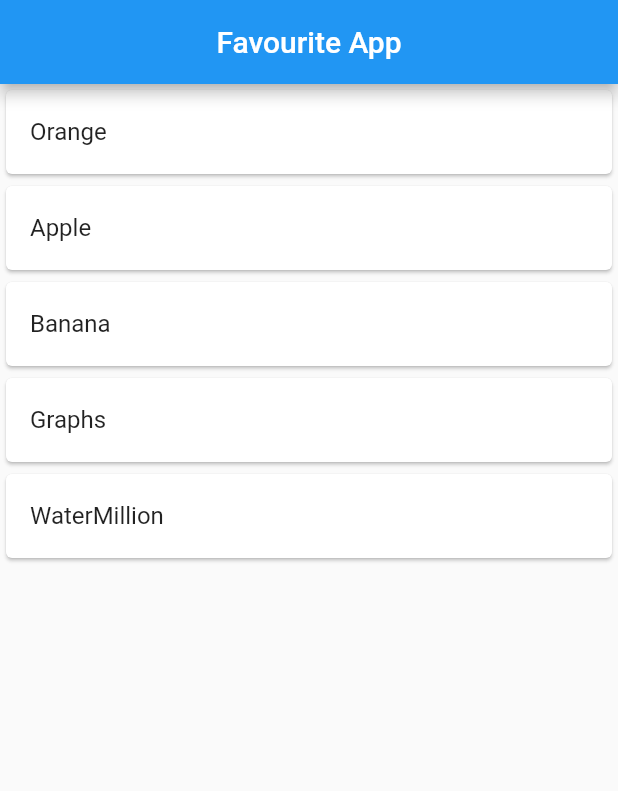
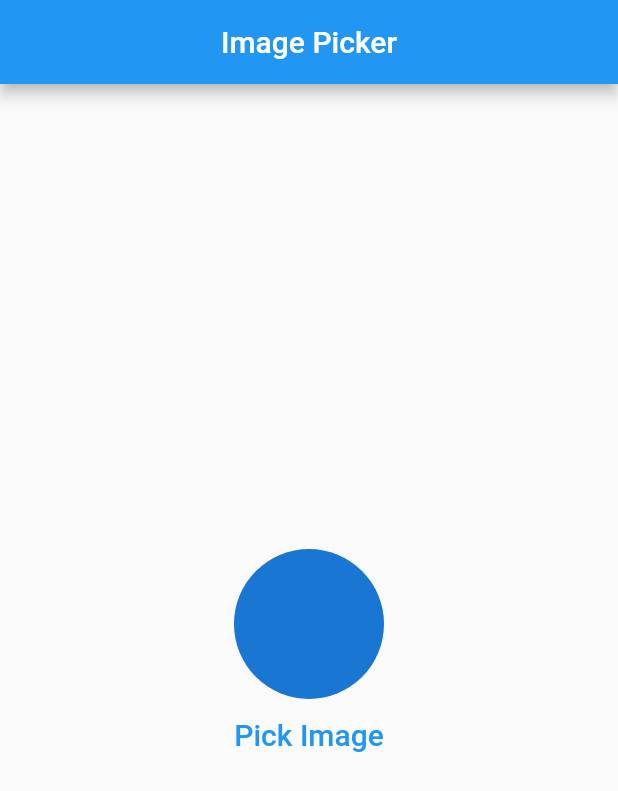
Before and after one commit to Shahabmustafa/Flutter_Getx_Beginner, a Flutter app: the screen it shows after launch, on a phone screen of 412 x 824 dp. Shown: the top 791 px of the screen. Run offline on Flutter 3.47's test engine with Material 2 defaults, Android fonts, the phone set to English and light mode, and no system bars; our stand-ins replace get, image_picker.

Commit message:
Getx ImagePicker

```diff
--- a/lib/State Mangement/color_opacity.dart
+++ b/lib/State Mangement/Color Opasity/color_opacity.dart
@@ -1,6 +1,6 @@
 import 'package:flutter/cupertino.dart';
 import 'package:flutter/material.dart';
-import 'package:flutter_getx_begginer/State%20Mangement/color_opacity_controller.dart';
+import 'package:flutter_getx_begginer/State%20Mangement/Color%20Opasity/color_opacity_controller.dart';
 import 'package:get/get.dart';
 import 'package:get/get_core/src/get_main.dart';
 
--- a/lib/State Mangement/counter.dart
+++ b/lib/State Mangement/Counter/counter.dart
@@ -1,5 +1,5 @@
 import 'package:flutter/material.dart';
-import 'package:flutter_getx_begginer/State%20Mangement/counter_controller.dart';
+import 'package:flutter_getx_begginer/State%20Mangement/Counter/counter_controller.dart';
 import 'package:get/get.dart';
 
 
--- /dev/null
+++ b/lib/State Mangement/Image Picker/image_pick.dart
@@ -0,0 +1,47 @@
+import 'dart:io';
+
+import 'package:flutter/material.dart';
+import 'package:flutter_getx_begginer/State%20Mangement/Image%20Picker/image_picker_controller.dart';
+import 'package:get/get.dart';
+
+class ImagePickerScreen extends StatefulWidget {
+  const ImagePickerScreen({Key? key}) : super(key: key);
+
+  @override
+  State<ImagePickerScreen> createState() => _ImagePickerScreenState();
+}
+
+class _ImagePickerScreenState extends State<ImagePickerScreen> {
+  ImagePickerController controller = ImagePickerController();
+  @override
+  Widget build(BuildContext context) {
+    return Scaffold(
+      appBar: AppBar(
+        title: Text('Image Picker'),
+        centerTitle: true,
+      ),
+      body: Obx((){
+        return Column(
+          mainAxisAlignment: MainAxisAlignment.center,
+          crossAxisAlignment: CrossAxisAlignment.center,
+          children: <Widget> [
+            Center(
+              child: CircleAvatar(
+                  radius: 50,
+                  backgroundImage: controller.imagePath.isNotEmpty ? FileImage(File(controller.imagePath.toString())) : null
+              ),
+            ),
+            Center(
+              child: TextButton(
+                  onPressed: (){
+                    controller.getImage();
+                  },
+                  child: Text('Pick Image',style: TextStyle(fontSize: 20.0),)
+              ),
+            ),
+          ],
+        );
+      })
+    );
+  }
+}
--- /dev/null
+++ b/lib/State Mangement/Image Picker/image_picker_controller.dart
@@ -0,0 +1,18 @@
+
+
+import 'package:get/get.dart';
+import 'package:image_picker/image_picker.dart';
+
+class ImagePickerController extends GetxController{
+  RxString imagePath = ''.obs;
+
+  Future getImage()async{
+    final ImagePicker _picker = ImagePicker();
+    final image = await _picker.pickImage(source: ImageSource.camera);
+    if(image != null){
+      imagePath.value = image.path.toString();
+    }else{
+      Get.snackbar('', 'You have not Pick Image');
+    }
+  }
+}
--- a/lib/State Mangement/example_three.dart
+++ b/lib/State Mangement/Swith Button/example_three.dart
@@ -1,5 +1,5 @@
 import 'package:flutter/material.dart';
-import 'package:flutter_getx_begginer/State%20Mangement/swith_controller.dart';
+import 'package:flutter_getx_begginer/State%20Mangement/Swith%20Button/swith_controller.dart';
 import 'package:get/get.dart';
 import 'package:get/get_core/src/get_main.dart';
 
--- a/lib/State Mangement/favourite_four_example.dart
+++ /dev/null
@@ -1,46 +0,0 @@
-import 'package:flutter/material.dart';
-
-
-class Favourite extends StatefulWidget {
-  const Favourite({Key? key}) : super(key: key);
-
-  @override
-  State<Favourite> createState() => _FavouriteState();
-}
-
-class _FavouriteState extends State<Favourite> {
-  List<String> furitList = ['Orange','Apple','Banana','Graphs','WaterMillion'];
-  List<String> tempFuritList = [];
-  @override
-  Widget build(BuildContext context) {
-    print('build');
-    return Scaffold(
-      appBar: AppBar(
-        title: Text('Favourite App'),
-        centerTitle: true,
-      ),
-      body: ListView.builder(
-        itemCount: furitList.length,
-        itemBuilder: (context,index){
-          return Card(
-            child: ListTile(
-              onTap: (){
-                if(tempFuritList.contains(furitList[index].toString())){
-                  tempFuritList.remove(furitList[index].toString());
-                }else{
-                  tempFuritList.add(furitList[index].toString());
-                }
-                setState(() {
-
-                });
-              },
-              title: Text(furitList[index].toString()),
-              trailing: Icon(Icons.favorite,
-              color: tempFuritList.contains(furitList[index].toString()) ? Colors.red : Colors.white,),
-            ),
-          );
-          },
-      ),
-    );
-  }
-}
--- a/lib/main.dart
+++ b/lib/main.dart
@@ -1,15 +1,17 @@
 import 'package:flutter/material.dart';
-import 'package:flutter_getx_begginer/State%20Mangement/color_opacity_controller.dart';
-import 'package:flutter_getx_begginer/State%20Mangement/counter.dart';
-import 'package:flutter_getx_begginer/State%20Mangement/example_three.dart';
-import 'package:flutter_getx_begginer/State%20Mangement/favourite_four_example.dart';
+import 'package:flutter_getx_begginer/State%20Mangement/Color%20Opasity/color_opacity_controller.dart';
+import 'package:flutter_getx_begginer/State%20Mangement/Counter/counter.dart';
+import 'package:flutter_getx_begginer/State%20Mangement/Image%20Picker/image_pick.dart';
+import 'package:flutter_getx_begginer/State%20Mangement/Swith%20Button/example_three.dart';
+import 'package:flutter_getx_begginer/State%20Mangement/Favourite/favourite_four_example.dart';
 import 'package:flutter_getx_begginer/home_screen.dart';
 import 'package:flutter_getx_begginer/languages.dart';
 import 'package:flutter_getx_begginer/second_screen.dart';
 import 'package:flutter_getx_begginer/third_screen.dart';
 import 'package:get/get_navigation/get_navigation.dart';
+import 'package:image_picker/image_picker.dart';
 
-import 'State Mangement/color_opacity.dart';
+import 'State Mangement/Color Opasity/color_opacity.dart';
 
 void main() {
   runApp(const MyApp());
@@ -32,7 +34,7 @@ class MyApp extends StatelessWidget {
       ),
       // home: HomeScreen(),
       getPages: [
-        GetPage(name: '/', page: () => Favourite()),
+        GetPage(name: '/', page: () => ImagePickerScreen()),
         GetPage(name: '/secondscreen', page: () => SecondPage()),
         GetPage(name: '/thirdscreen', page: () => ThiredScreen()),
       ],
--- a/pubspec.yaml
+++ b/pubspec.yaml
@@ -36,6 +36,7 @@ dependencies:
   # Use with the CupertinoIcons class for iOS style icons.
   cupertino_icons: ^1.0.2
   get: ^4.6.5
+  image_picker:
 
 dev_dependencies:
   flutter_test:
```
Also changed, not shown: lib/State Mangement/Favourite/add_favourite.dart (added, +48 -0 lines), lib/State Mangement/Favourite/favourite_controller.dart (added, +16 -0 lines), lib/State Mangement/Favourite/favourite_four_example.dart (added, +54 -0 lines), lib/State Mangement/Color Opasity/color_opacity_controller.dart (renamed from lib/State Mangement/color_opacity_controller.dart), lib/State Mangement/Counter/counter_controller.dart (renamed from lib/State Mangement/counter_controller.dart), lib/State Mangement/Swith Button/swith_controller.dart (renamed from lib/State Mangement/swith_controller.dart), pubspec.lock, 7 other files.
